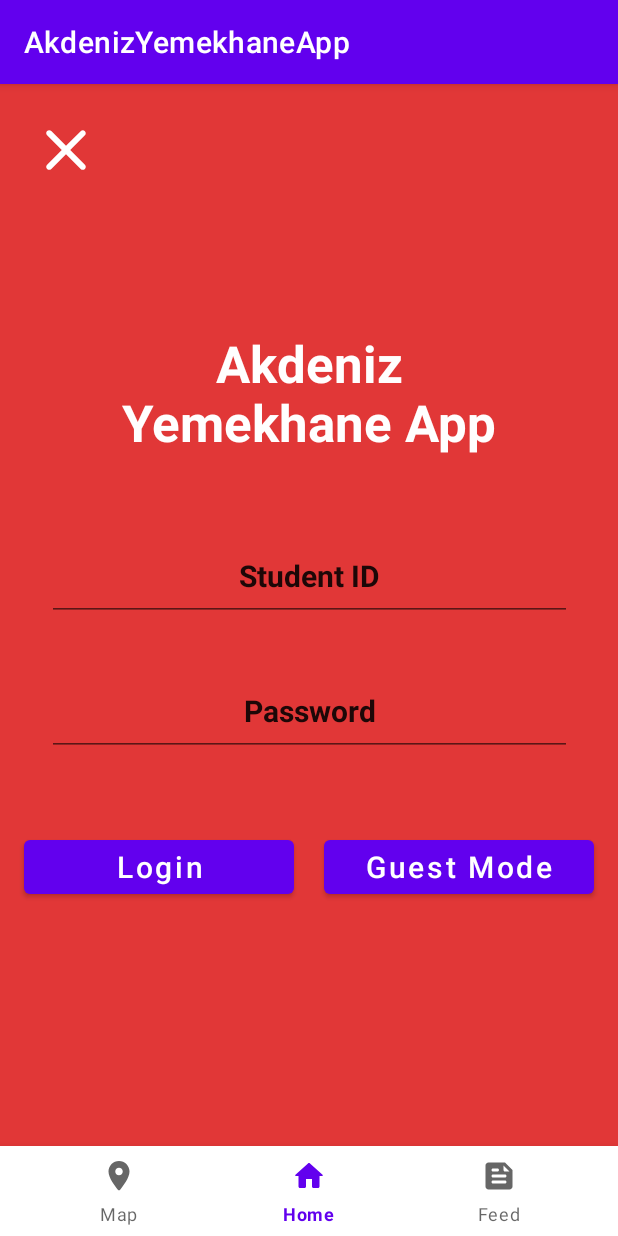
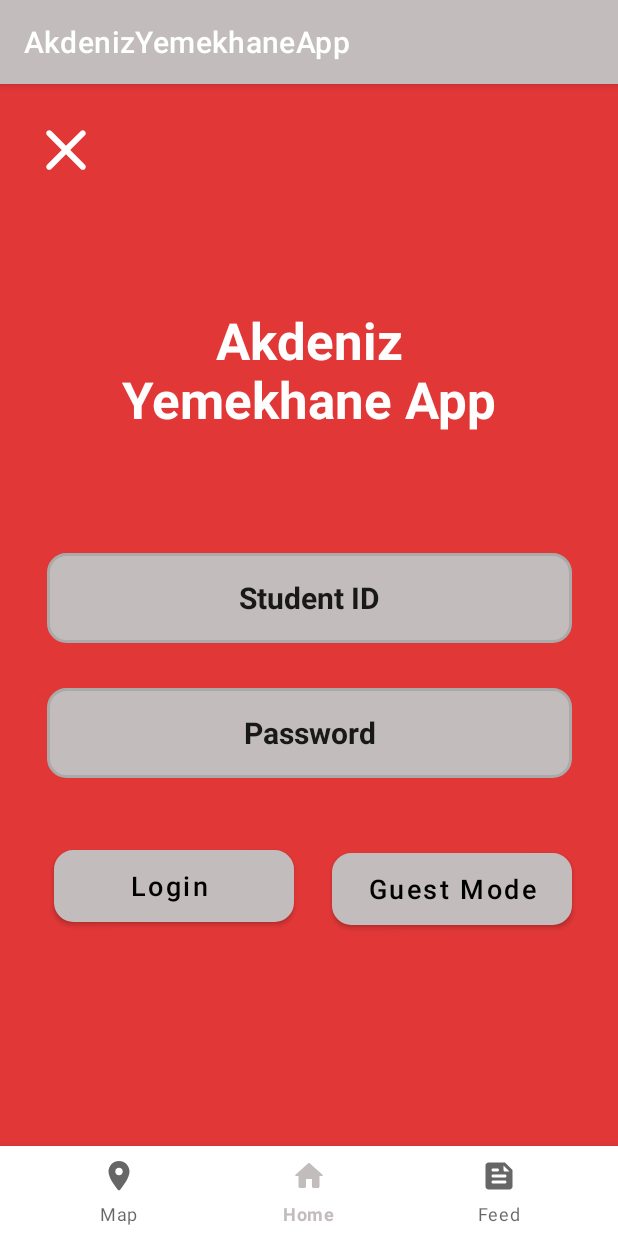
Before and after one commit to yuciferr/AkdenizYemekhaneApp, an Android app: the LoginFragment screen opened through its navigation route, on a phone screen of 412 x 824 dp. Run offline under Robolectric (Android 15) with nearby library versions, the phone set to English and light mode, and no system bars; our stand-ins replace navigation-ui.

Commit message:
Login page design completed.

```diff
--- a/app/src/main/res/layout/fragment_login.xml
+++ b/app/src/main/res/layout/fragment_login.xml
@@ -22,7 +22,7 @@
         android:id="@+id/loginTitle"
         android:layout_width="300dp"
         android:layout_height="wrap_content"
-        android:layout_marginTop="95dp"
+        android:layout_marginTop="80dp"
         android:text="Akdeniz Yemekhane App"
         android:textAlignment="center"
         android:textColor="#FFFEFE"
@@ -37,7 +37,8 @@
         android:id="@+id/studentNumber"
         android:layout_width="350dp"
         android:layout_height="60dp"
-        android:layout_marginTop="50dp"
+        android:layout_marginTop="80dp"
+        android:background="@drawable/default_btn"
         android:ems="10"
         android:fontFamily="sans-serif"
         android:inputType="textPersonName"
@@ -64,18 +65,21 @@
         app:layout_constraintEnd_toEndOf="parent"
         app:layout_constraintHorizontal_bias="0.5"
         app:layout_constraintStart_toStartOf="parent"
-        app:layout_constraintTop_toBottomOf="@+id/studentNumber" />
+        app:layout_constraintTop_toBottomOf="@+id/studentNumber"
+        android:background="@drawable/default_btn"/>
 
     <Button
         android:id="@+id/loginButton"
-        android:layout_width="180dp"
+        android:layout_width="160dp"
         android:layout_height="wrap_content"
-        android:layout_marginStart="16dp"
-        android:layout_marginTop="50dp"
-        android:text="Login"
+        android:layout_marginStart="21dp"
+        android:layout_marginTop="48dp"
+        android:background="@drawable/default_btn"
+        android:text="Login "
         android:textAlignment="center"
         android:textAllCaps="false"
-        android:textSize="20sp"
+        android:textColor="#000000"
+        android:textSize="18sp"
         android:textStyle="normal"
         app:layout_constraintEnd_toStartOf="@+id/guestButton"
         app:layout_constraintHorizontal_bias="0.5"
@@ -84,14 +88,16 @@
 
     <Button
         android:id="@+id/guestButton"
-        android:layout_width="180dp"
+        android:layout_width="160dp"
         android:layout_height="wrap_content"
-        android:layout_marginStart="20dp"
+        android:layout_marginStart="10dp"
         android:layout_marginTop="50dp"
         android:layout_marginEnd="16dp"
+        android:background="@drawable/default_btn"
         android:text="Guest Mode"
         android:textAllCaps="false"
-        android:textSize="20sp"
+        android:textColor="#000000"
+        android:textSize="18sp"
         android:textStyle="normal"
         app:layout_constraintEnd_toEndOf="parent"
         app:layout_constraintHorizontal_bias="0.5"
--- a/app/src/main/res/values/colors.xml
+++ b/app/src/main/res/values/colors.xml
@@ -1,7 +1,7 @@
 <?xml version="1.0" encoding="utf-8"?>
 <resources>
     <color name="purple_200">#FFBB86FC</color>
-    <color name="purple_500">#FF6200EE</color>
+    <color name="purple_500">#C2BCBC</color>
     <color name="purple_700">#FF3700B3</color>
     <color name="teal_200">#FF03DAC5</color>
     <color name="teal_700">#FF018786</color>
```
